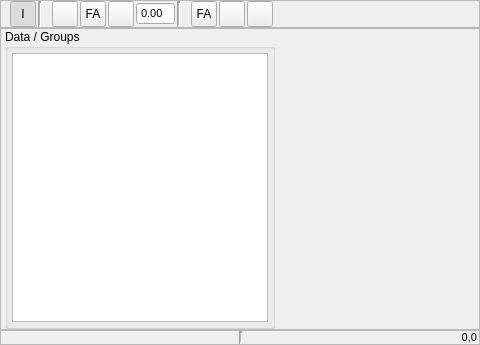
disorderedmaterials/dissolve, file src/gui/viewer/datawidget.ui: the form before one commit.
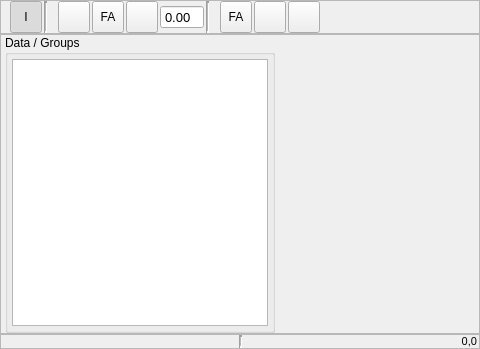
The form after the commit. Icons and pictures are not drawn. Custom widgets are drawn as their Qt base class.

Commit message: Increase size of icons in viewer toolbars.

```diff
--- a/src/gui/viewer/datawidget.ui
+++ b/src/gui/viewer/datawidget.ui
@@ -74,8 +74,8 @@
         </property>
         <property name="maximumSize">
          <size>
-          <width>16</width>
-          <height>16</height>
+          <width>24</width>
+          <height>24</height>
          </size>
         </property>
         <property name="text">
@@ -93,14 +93,14 @@
        <widget class="QToolButton" name="InteractionViewButton">
         <property name="minimumSize">
          <size>
-          <width>26</width>
-          <height>26</height>
+          <width>32</width>
+          <height>32</height>
          </size>
         </property>
         <property name="maximumSize">
          <size>
-          <width>26</width>
-          <height>26</height>
+          <width>32</width>
+          <height>32</height>
          </size>
         </property>
         <property name="toolTip">
@@ -116,8 +116,8 @@
         </property>
         <property name="iconSize">
          <size>
-          <width>20</width>
-          <height>20</height>
+          <width>24</width>
+          <height>24</height>
          </size>
         </property>
         <property name="checkable">
@@ -154,8 +154,8 @@
         </property>
         <property name="maximumSize">
          <size>
-          <width>16</width>
-          <height>16</height>
+          <width>24</width>
+          <height>24</height>
          </size>
         </property>
         <property name="text">
@@ -173,14 +173,14 @@
        <widget class="QToolButton" name="GraphResetButton">
         <property name="minimumSize">
          <size>
-          <width>26</width>
-          <height>26</height>
+          <width>32</width>
+          <height>32</height>
          </size>
         </property>
         <property name="maximumSize">
          <size>
-          <width>26</width>
-          <height>26</height>
+          <width>32</width>
+          <height>32</height>
          </size>
         </property>
         <property name="toolTip">
@@ -195,8 +195,8 @@
         </property>
         <property name="iconSize">
          <size>
-          <width>20</width>
-          <height>20</height>
+          <width>24</width>
+          <height>24</height>
          </size>
         </property>
         <property name="checkable">
@@ -214,14 +214,14 @@
        <widget class="QToolButton" name="GraphFollowAllButton">
         <property name="minimumSize">
          <size>
-          <width>26</width>
-          <height>26</height>
+          <width>32</width>
+          <height>32</height>
          </size>
         </property>
         <property name="maximumSize">
          <size>
-          <width>26</width>
-          <height>26</height>
+          <width>32</width>
+          <height>32</height>
          </size>
         </property>
         <property name="toolTip">
@@ -237,8 +237,8 @@
         </property>
         <property name="iconSize">
          <size>
-          <width>20</width>
-          <height>20</height>
+          <width>24</width>
+          <height>24</height>
          </size>
         </property>
         <property name="checkable">
@@ -250,14 +250,14 @@
        <widget class="QToolButton" name="GraphFollowXButton">
         <property name="minimumSize">
          <size>
-          <width>26</width>
-          <height>26</height>
+          <width>32</width>
+          <height>32</height>
          </size>
         </property>
         <property name="maximumSize">
          <size>
-          <width>26</width>
-          <height>26</height>
+          <width>32</width>
+          <height>32</height>
          </size>
         </property>
         <property name="toolTip">
@@ -273,8 +273,8 @@
         </property>
         <property name="iconSize">
          <size>
-          <width>20</width>
-          <height>20</height>
+          <width>24</width>
+          <height>24</height>
          </size>
         </property>
         <property name="checkable">
@@ -286,7 +286,7 @@
        <widget class="ExponentialSpin" name="GraphFollowXLengthSpin">
         <property name="font">
          <font>
-          <pointsize>8</pointsize>
+          <pointsize>10</pointsize>
          </font>
         </property>
         <property name="toolTip">
@@ -323,8 +323,8 @@
         </property>
         <property name="maximumSize">
          <size>
-          <width>16</width>
-          <height>16</height>
+          <width>24</width>
+          <height>24</height>
          </size>
         </property>
         <property name="text">
@@ -342,14 +342,14 @@
        <widget class="QToolButton" name="ViewToggleDataButton">
         <property name="minimumSize">
          <size>
-          <width>26</width>
-          <height>26</height>
+          <width>32</width>
+          <height>32</height>
          </size>
         </property>
         <property name="maximumSize">
          <size>
-          <width>26</width>
-          <height>26</height>
+          <width>32</width>
+          <height>32</height>
          </size>
         </property>
         <property name="toolTip">
@@ -364,8 +364,8 @@
         </property>
         <property name="iconSize">
          <size>
-          <width>20</width>
-          <height>20</height>
+          <width>24</width>
+          <height>24</height>
          </size>
         </property>
         <property name="checkable">
@@ -377,14 +377,14 @@
        <widget class="QToolButton" name="ViewAxesVisibleButton">
         <property name="minimumSize">
          <size>
-          <width>26</width>
-          <height>26</height>
+          <width>32</width>
+          <height>32</height>
          </size>
         </property>
         <property name="maximumSize">
          <size>
-          <width>26</width>
-          <height>26</height>
+          <width>32</width>
+          <height>32</height>
          </size>
         </property>
         <property name="toolTip">
@@ -400,8 +400,8 @@
         </property>
         <property name="iconSize">
          <size>
-          <width>20</width>
-          <height>20</height>
+          <width>24</width>
+          <height>24</height>
          </size>
         </property>
         <property name="checkable">
@@ -419,14 +419,14 @@
        <widget class="QToolButton" name="ViewCopyToClipboardButton">
         <property name="minimumSize">
          <size>
-          <width>26</width>
-          <height>26</height>
+          <width>32</width>
+          <height>32</height>
          </size>
         </property>
         <property name="maximumSize">
          <size>
-          <width>26</width>
-          <height>26</height>
+          <width>32</width>
+          <height>32</height>
          </size>
         </property>
         <property name="toolTip">
@@ -441,8 +441,8 @@
         </property>
         <property name="iconSize">
          <size>
-          <width>20</width>
-          <height>20</height>
+          <width>24</width>
+          <height>24</height>
          </size>
         </property>
         <property name="checkable">
```
The commit also changes 1 other file.
